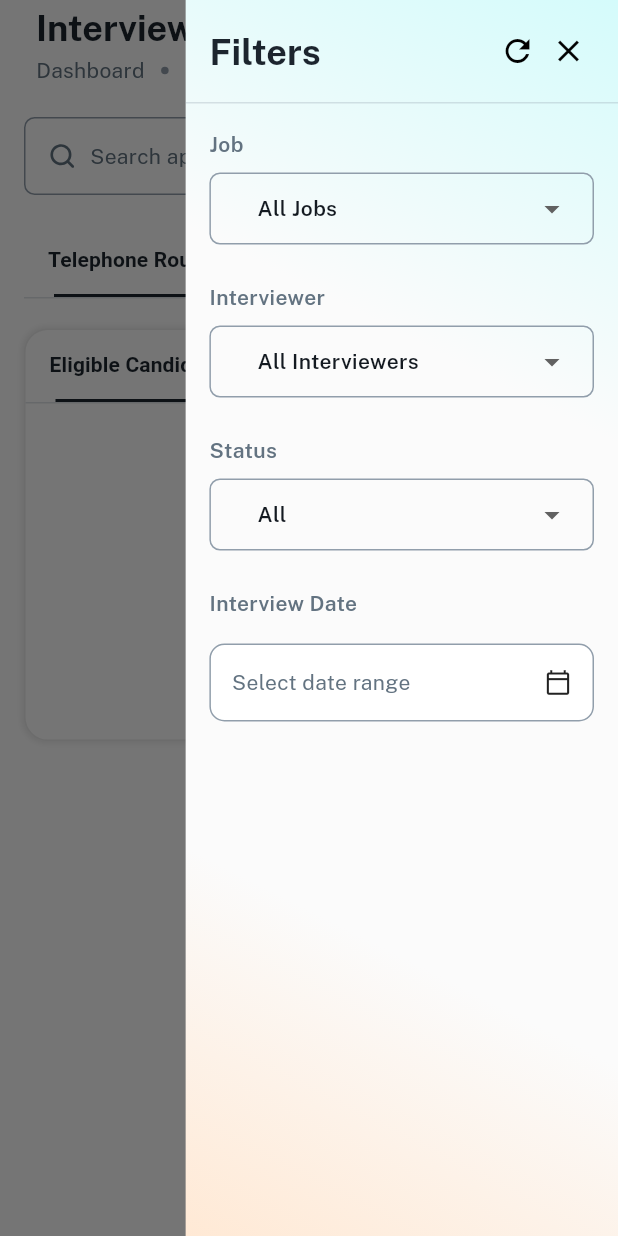
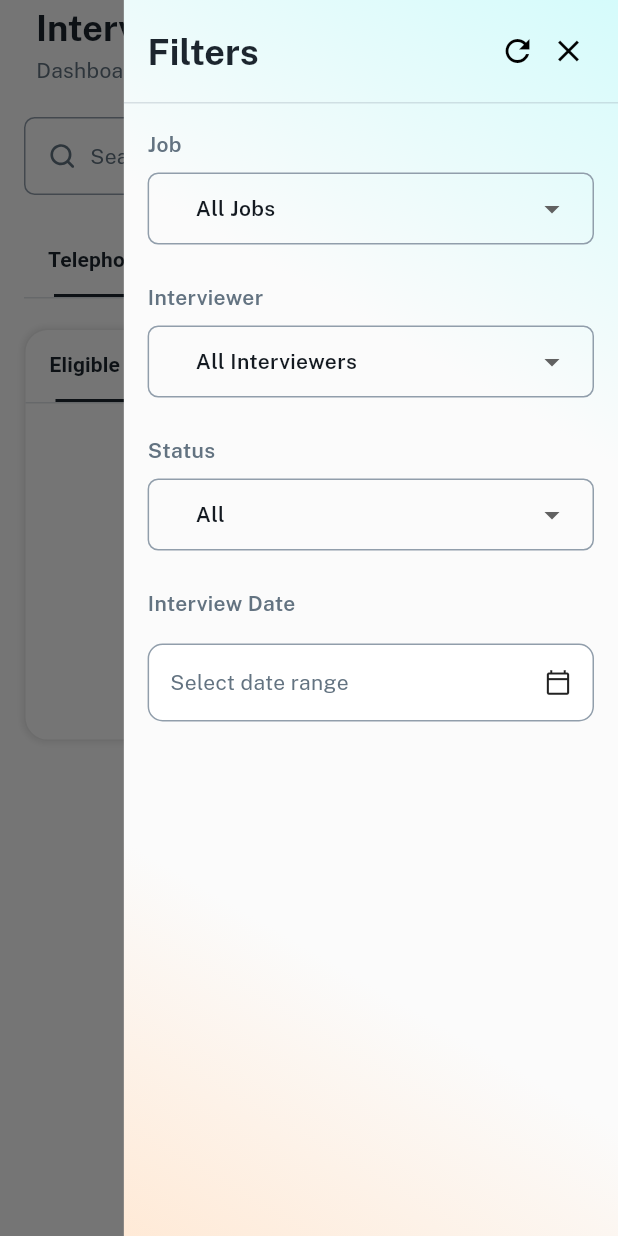
Before and after one commit to Yash-Nautiyal/employeeOS_mobile, a Flutter app: the InterviewSchedulingView widget shown alone on an empty page, opened directly, after a tap on "Filters", on a phone screen of 412 x 824 dp. Run offline on Flutter 3.47's test engine with Material 3 defaults, Android fonts, the phone set to English and light mode, and no system bars; our stand-ins replace badges, bloc, connectivity_plus, dotted_border, dropdown_button2, emoji_picker_flutter and 16 more; missing offline and left inert: avatar_stack, fast_cached_network_image, flutter_file_downloader, flutter_popup, flutter_quill, flutter_quill_delta_from_html and 6 more; accounts and stored records are empty; Roboto replaces fonts that are missing (PublicSans); project files that could hold a hidden picture were left out.

Commit message:
Updated interview scheduling view to increase width factor and set a maximum width; refactored filter panel to improve layout with a scrollable view and enhanced filter options for better user experience.

```diff
--- a/lib/view/recruitment/presentation/pages/interview_scheduling_view.dart
+++ b/lib/view/recruitment/presentation/pages/interview_scheduling_view.dart
@@ -472,7 +472,8 @@ class _InterviewSchedulingViewState extends State<InterviewSchedulingView>
           range: range,
         ),
       ),
-      widthFactor: 0.7,
+      widthFactor: 0.8,
+      maxWidth: 420,
     );
   }
 }
--- a/lib/view/recruitment/presentation/widget/interview_scheduling/components/filter_panel.dart
+++ b/lib/view/recruitment/presentation/widget/interview_scheduling/components/filter_panel.dart
@@ -88,6 +88,8 @@ class _InterviewFilterPanelState extends State<InterviewFilterPanel> {
   Widget build(BuildContext context) {
     final theme = Theme.of(context);
     return SafeArea(
+      child: SingleChildScrollView(
+        padding: const EdgeInsets.only(bottom: 16),
         child: Column(
           crossAxisAlignment: CrossAxisAlignment.start,
           children: [
@@ -98,7 +100,8 @@ class _InterviewFilterPanelState extends State<InterviewFilterPanel> {
                         BorderSide(color: theme.dividerColor.withOpacity(0.3))),
               ),
               child: Padding(
-              padding: const EdgeInsets.symmetric(vertical: 16, horizontal: 16),
+                padding:
+                    const EdgeInsets.symmetric(vertical: 16, horizontal: 16),
                 child: Row(
                   children: [
                     Text(
@@ -192,6 +195,7 @@ class _InterviewFilterPanelState extends State<InterviewFilterPanel> {
             ),
           ],
         ),
+      ),
     );
   }
 
```
Lines whose indentation alone changed are shown as unchanged.
